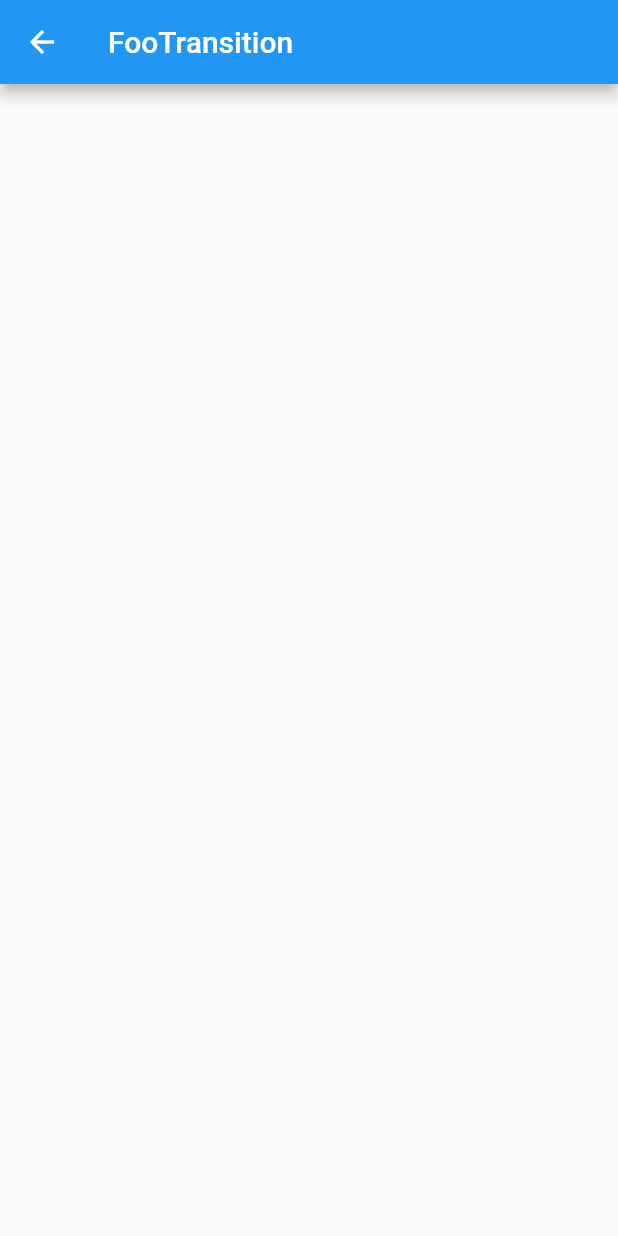
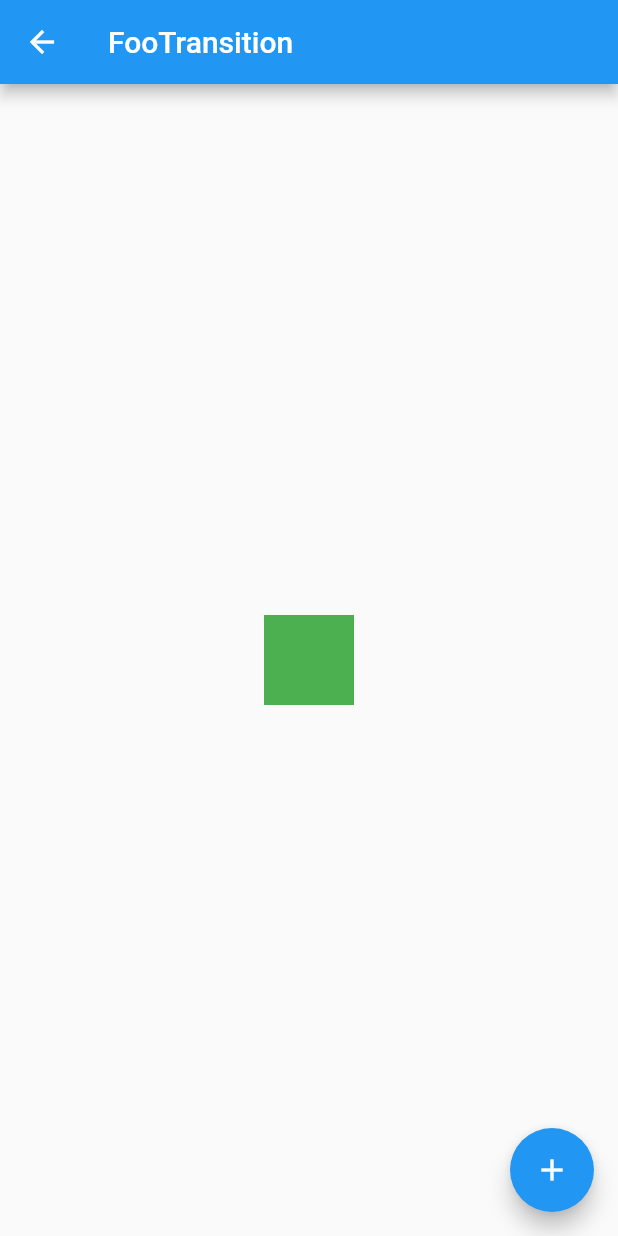
Before and after one commit to imedboumalek/flutter_animations, a Flutter app: the FooTransitionPage screen opened directly, on a phone screen of 412 x 824 dp. Run offline on Flutter 3.47's test engine with Material 2 defaults, Android fonts, the phone set to English and light mode, and no system bars; our stand-ins replace get.

Commit message:
added Explicit Animations

```diff
--- a/lib/explicit/explicit_animations.dart
+++ b/lib/explicit/explicit_animations.dart
@@ -35,14 +35,58 @@ class FooTransitionPage extends StatefulWidget {
   State<FooTransitionPage> createState() => _FooTransitionPageState();
 }
 
-class _FooTransitionPageState extends State<FooTransitionPage> {
+class _FooTransitionPageState extends State<FooTransitionPage>
+    with SingleTickerProviderStateMixin<FooTransitionPage> {
+  late final AnimationController _controller;
+  late final Animation<double> _animation;
+
+  @override
+  void initState() {
+    _controller = AnimationController(
+      vsync: this,
+      duration: const Duration(seconds: 1),
+    );
+    _animation = Tween<double>(begin: 0.2, end: 1).animate(_controller);
+
+    _animation.addStatusListener((status) {
+      if (status == AnimationStatus.completed) {
+        _controller.reverse();
+      } else if (status == AnimationStatus.dismissed) {
+        _controller.forward();
+      }
+    });
+    super.initState();
+  }
+
+  @override
+  void dispose() {
+    _controller.dispose();
+    super.dispose();
+  }
+
   @override
   Widget build(BuildContext context) {
     return Scaffold(
-        appBar: AppBar(
-          title: const Text('FooTransition'),
+      appBar: AppBar(
+        title: const Text('FooTransition'),
+      ),
+      body: Center(
+        child: ScaleTransition(
+          scale: _animation,
+          child: Container(
+            decoration: BoxDecoration(color: Colors.green),
+            width: 300,
+            height: 300,
+          ),
         ),
-        body: SizedBox());
+      ),
+      floatingActionButton: FloatingActionButton(
+        onPressed: () {
+          _controller.isAnimating ? _controller.stop() : _controller.forward();
+        },
+        child: Icon(Icons.add),
+      ),
+    );
   }
 }
 
```
